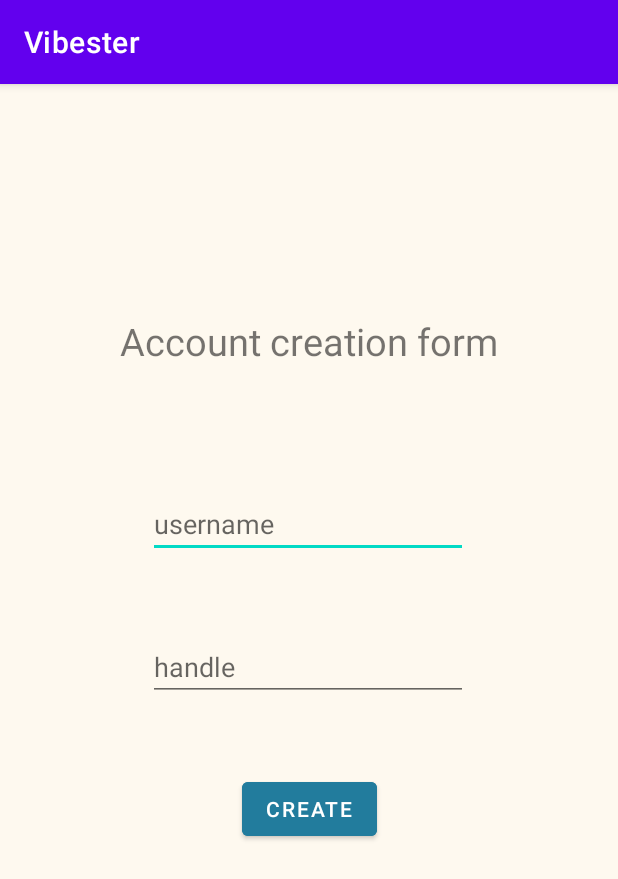
After one commit to MaximeZmt/SDP_2022-Vibester, an Android app: the CreateProfileActivity screen opened directly, with no data from a screen before it, on a phone screen of 412 x 824 dp. The commit adds this screen. Shown: the top 879 px of the screen. Run offline under Robolectric (Android 15) with nearby library versions, the phone set to English and light mode, and no system bars; our stand-ins replace Dagger/Hilt's generated code, Firebase (no records; nobody signed in at launch, a user with empty details on screens opened directly); 1 statement that could not run was skipped.

Commit message:
Implemented create account backend part

```diff
--- a/app/src/main/AndroidManifest.xml
+++ b/app/src/main/AndroidManifest.xml
@@ -11,13 +11,16 @@
     <application
         android:name=".VibesterApp"
         android:allowBackup="true"
+        android:extractNativeLibs="true"
         android:icon="@drawable/logo"
         android:label="@string/app_name"
         android:roundIcon="@drawable/logo"
         android:supportsRtl="true"
         android:theme="@style/Theme.MyApplication"
-        android:extractNativeLibs="true"
         android:usesCleartextTraffic="true">
+        <activity
+            android:name=".activity.CreateProfileActivity"
+            android:exported="false" />
         <activity
             android:name=".activity.BuzzerSetupActivity"
             android:exported="false" />
--- /dev/null
+++ b/app/src/main/java/ch/sdp/vibester/activity/CreateProfileActivity.kt
@@ -0,0 +1,49 @@
+package ch.sdp.vibester.activity
+
+import android.content.Intent
+import androidx.appcompat.app.AppCompatActivity
+import android.os.Bundle
+import android.widget.Button
+import android.widget.EditText
+import ch.sdp.vibester.R
+import ch.sdp.vibester.database.UsersRepo
+import dagger.hilt.android.AndroidEntryPoint
+import javax.inject.Inject
+
+@AndroidEntryPoint
+class CreateProfileActivity : AppCompatActivity() {
+
+    @Inject
+    lateinit var usersRepo: UsersRepo
+
+    override fun onCreate(savedInstanceState: Bundle?) {
+        super.onCreate(savedInstanceState)
+        setContentView(R.layout.activity_create_profile)
+
+        var email = intent.getStringExtra("email").toString()
+        var username = findViewById<EditText>(R.id.accountUsername)
+        var handle = findViewById<EditText>(R.id.accountHandle)
+
+        val btCreateAcc = findViewById<Button>(R.id.createButton)
+
+        btCreateAcc.setOnClickListener {
+            usersRepo.createUser(
+                email,
+                username.text.toString(),
+                handle.text.toString(),
+                this::startNewActivity)
+
+            val newIntent = Intent(this, ProfileActivity::class.java)
+            newIntent.putExtra("email", email)
+
+            startActivity(newIntent)
+        }
+    }
+
+    private fun startNewActivity(email: String) {
+        val newIntent = Intent(this, ProfileActivity::class.java)
+        newIntent.putExtra("email", email)
+
+        startActivity(newIntent)
+    }
+}
--- /dev/null
+++ b/app/src/main/res/layout/activity_create_profile.xml
@@ -0,0 +1,66 @@
+<?xml version="1.0" encoding="utf-8"?>
+<androidx.constraintlayout.widget.ConstraintLayout xmlns:android="http://schemas.android.com/apk/res/android"
+    xmlns:app="http://schemas.android.com/apk/res-auto"
+    xmlns:tools="http://schemas.android.com/tools"
+    android:layout_width="match_parent"
+    android:layout_height="match_parent"
+    android:background="@color/floral_white"
+    tools:context=".activity.CreateProfileActivity">
+
+    <EditText
+        android:id="@+id/accountUsername"
+        android:layout_width="wrap_content"
+        android:layout_height="wrap_content"
+        android:layout_marginTop="65dp"
+        android:ems="10"
+        android:hint="username"
+        android:inputType="textPersonName"
+        app:layout_constraintBottom_toTopOf="@+id/accountHandle"
+        app:layout_constraintEnd_toEndOf="parent"
+        app:layout_constraintHorizontal_bias="0.497"
+        app:layout_constraintStart_toStartOf="parent"
+        app:layout_constraintTop_toBottomOf="@+id/textView2"
+        app:layout_constraintVertical_bias="0.59000003"
+        tools:ignore="TouchTargetSizeCheck" />
+
+    <EditText
+        android:id="@+id/accountHandle"
+        android:layout_width="wrap_content"
+        android:layout_height="wrap_content"
+        android:layout_marginTop="33dp"
+        android:ems="10"
+        android:hint="handle"
+        android:inputType="textPersonName"
+        app:layout_constraintBottom_toTopOf="@+id/createButton"
+        app:layout_constraintEnd_toEndOf="parent"
+        app:layout_constraintHorizontal_bias="0.497"
+        app:layout_constraintStart_toStartOf="parent"
+        app:layout_constraintTop_toBottomOf="@+id/accountUsername"
+        tools:ignore="TouchTargetSizeCheck" />
+
+    <TextView
+        android:id="@+id/textView2"
+        android:layout_width="wrap_content"
+        android:layout_height="wrap_content"
+        android:layout_marginTop="143dp"
+        android:layout_marginBottom="569dp"
+        android:text="@string/AccCreation"
+        android:textSize="25sp"
+        app:layout_constraintBottom_toBottomOf="parent"
+        app:layout_constraintEnd_toEndOf="parent"
+        app:layout_constraintStart_toStartOf="parent"
+        app:layout_constraintTop_toTopOf="parent" />
+
+    <Button
+        android:id="@+id/createButton"
+        android:layout_width="wrap_content"
+        android:layout_height="wrap_content"
+        android:layout_marginTop="32dp"
+        android:layout_marginBottom="244dp"
+        android:backgroundTint="@color/cg_blue"
+        android:text="Create"
+        app:layout_constraintBottom_toBottomOf="parent"
+        app:layout_constraintEnd_toEndOf="parent"
+        app:layout_constraintStart_toStartOf="parent"
+        app:layout_constraintTop_toBottomOf="@+id/accountHandle" />
+</androidx.constraintlayout.widget.ConstraintLayout>
--- a/app/src/main/res/values/strings.xml
+++ b/app/src/main/res/values/strings.xml
@@ -30,6 +30,7 @@
     <string name="emptyField">Empty email or password</string>
     <string name="notAnEmail">Not an email</string>
     <string name="shortPassword">Password has to be at least 6 symbols</string>
+    <string name="AccCreation">Account creation form</string>
 
     <string name="game_end__player_name">Player Name Here</string>
     <string name="game_end__show_stats">Here are your stats!</string>
```
Also changed, not shown: app/src/main/java/ch/sdp/vibester/activity/AuthenticationActivity.kt (+16 -7 lines), app/src/main/java/ch/sdp/vibester/database/UsersRepo.kt (+18 -1 lines), 1 other file.
